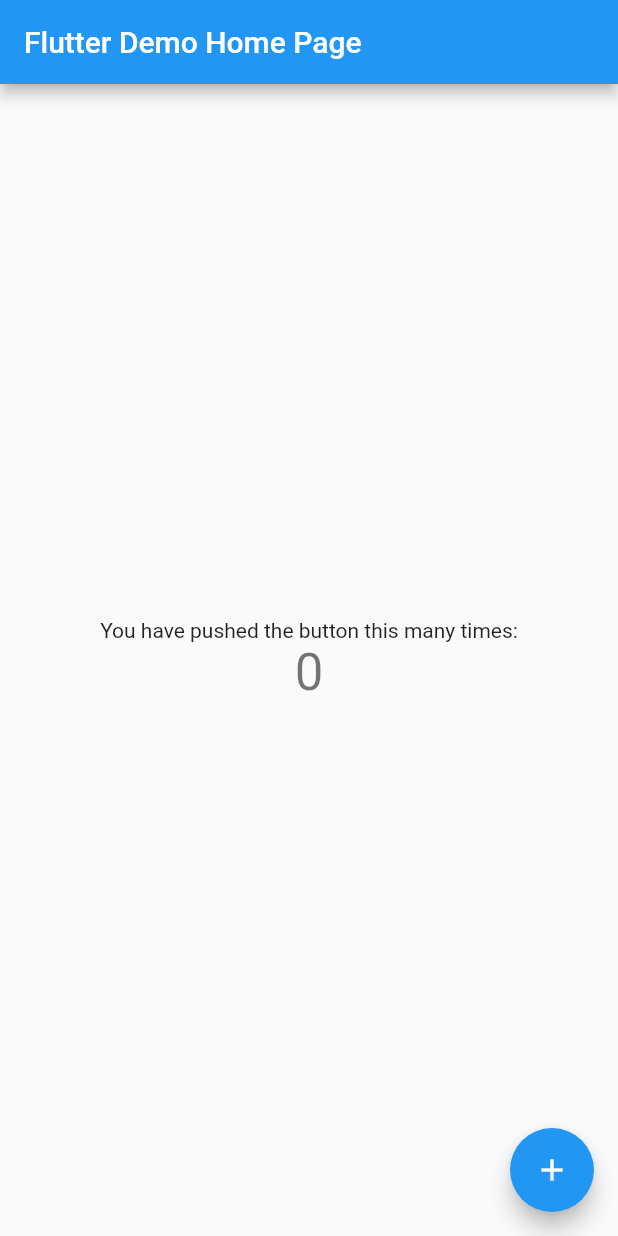
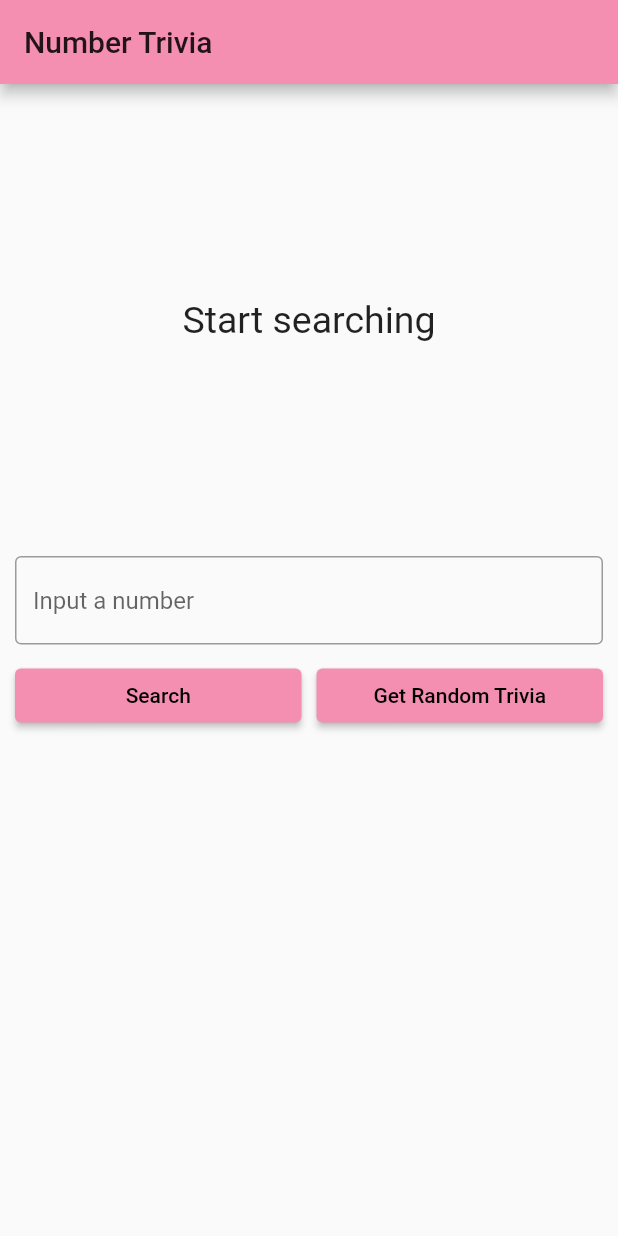
Before and after one commit to Qabbout/clean-architecture-tdd-trivia-app, a Flutter app: the screen it shows after launch, on a phone screen of 412 x 824 dp. Run offline on Flutter 3.47's test engine with Material 2 defaults, Android fonts, the light colour scheme and no system bars; our stand-ins replace bloc, dartz, data_connection_checker, equatable, flutter_bloc, get_it and 1 more.

Commit message:
add number trivia page

```diff
--- /dev/null
+++ b/lib/features/number_trivia/presentation/pages/number_trivia_page.dart
@@ -0,0 +1,54 @@
+import 'package:clean_arch_tdd_trivia_app/features/number_trivia/presentation/bloc/number_trivia_bloc.dart';
+import 'package:clean_arch_tdd_trivia_app/features/number_trivia/presentation/widgets/widgets.dart';
+import 'package:clean_arch_tdd_trivia_app/injection_container.dart';
+import 'package:flutter/material.dart';
+import 'package:flutter_bloc/flutter_bloc.dart';
+
+class NumberTriviaPage extends StatelessWidget {
+  const NumberTriviaPage({Key key}) : super(key: key);
+
+  @override
+  Widget build(BuildContext context) {
+    return Scaffold(
+      appBar: AppBar(
+        title: Text('Number Trivia'),
+      ),
+      body: SingleChildScrollView(child: buildBody(context)),
+    );
+  }
+
+  BlocProvider<NumberTriviaBloc> buildBody(BuildContext context) {
+    return BlocProvider(
+      create: (_) => serviceLocator<NumberTriviaBloc>(),
+      child: Center(
+        child: Padding(
+          padding: const EdgeInsets.all(10.0),
+          child: Column(
+            children: [
+              SizedBox(height: 10.0),
+              BlocBuilder<NumberTriviaBloc, NumberTriviaState>(
+                builder: (context, state) {
+                  if (state is Empty) {
+                    return MessageDisplay(message: "Start searching");
+                  } else if (state is Loading) {
+                    return LoadingWidget();
+                  } else if (state is Loaded) {
+                    return TriviaDisplay(numberTrivia: state.trivia);
+                  } else if (state is Error)
+                    return MessageDisplay(message: state.message);
+                  return Container(
+                      height: MediaQuery.of(context).size.height / 3,
+                      child: null);
+                },
+              ),
+              SizedBox(
+                height: 20.0,
+              ),
+              TriviaControls()
+            ],
+          ),
+        ),
+      ),
+    );
+  }
+}
--- a/lib/main.dart
+++ b/lib/main.dart
@@ -1,113 +1,23 @@
+import 'package:clean_arch_tdd_trivia_app/features/number_trivia/presentation/pages/number_trivia_page.dart';
 import 'package:flutter/material.dart';
+import 'injection_container.dart' as di;
 
-void main() {
+void main() async {
+  WidgetsFlutterBinding.ensureInitialized();
+  await di.init();
   runApp(MyApp());
 }
 
 class MyApp extends StatelessWidget {
-  // This widget is the root of your application.
   @override
   Widget build(BuildContext context) {
     return MaterialApp(
-      title: 'Flutter Demo',
+      title: 'Number Trivia',
       theme: ThemeData(
-        // This is the theme of your application.
-        //
-        // Try running your application with "flutter run". You'll see the
-        // application has a blue toolbar. Then, without quitting the app, try
-        // changing the primarySwatch below to Colors.green and then invoke
-        // "hot reload" (press "r" in the console where you ran "flutter run",
-        // or simply save your changes to "hot reload" in a Flutter IDE).
-        // Notice that the counter didn't reset back to zero; the application
-        // is not restarted.
-        primarySwatch: Colors.blue,
+        primaryColor: Colors.pink[200],
+        accentColor: Colors.pink[100],
       ),
-      home: MyHomePage(title: 'Flutter Demo Home Page'),
+      home: NumberTriviaPage(),
     );
   }
 }
-
-class MyHomePage extends StatefulWidget {
-  MyHomePage({Key key, this.title}) : super(key: key);
-
-  // This widget is the home page of your application. It is stateful, meaning
-  // that it has a State object (defined below) that contains fields that affect
-  // how it looks.
-
-  // This class is the configuration for the state. It holds the values (in this
-  // case the title) provided by the parent (in this case the App widget) and
-  // used by the build method of the State. Fields in a Widget subclass are
-  // always marked "final".
-
-  final String title;
-
-  @override
-  _MyHomePageState createState() => _MyHomePageState();
-}
-
-class _MyHomePageState extends State<MyHomePage> {
-  int _counter = 0;
-
-  void _incrementCounter() {
-    setState(() {
-      // This call to setState tells the Flutter framework that something has
-      // changed in this State, which causes it to rerun the build method below
-      // so that the display can reflect the updated values. If we changed
-      // _counter without calling setState(), then the build method would not be
-      // called again, and so nothing would appear to happen.
-      _counter++;
-    });
-  }
-
-  @override
-  Widget build(BuildContext context) {
-    // This method is rerun every time setState is called, for instance as done
-    // by the _incrementCounter method above.
-    //
-    // The Flutter framework has been optimized to make rerunning build methods
-    // fast, so that you can just rebuild anything that needs updating rather
-    // than having to individually change instances of widgets.
-    return Scaffold(
-      appBar: AppBar(
-        // Here we take the value from the MyHomePage object that was created by
-        // the App.build method, and use it to set our appbar title.
-        title: Text(widget.title),
-      ),
-      body: Center(
-        // Center is a layout widget. It takes a single child and positions it
-        // in the middle of the parent.
-        child: Column(
-          // Column is also a layout widget. It takes a list of children and
-          // arranges them vertically. By default, it sizes itself to fit its
-          // children horizontally, and tries to be as tall as its parent.
-          //
-          // Invoke "debug painting" (press "p" in the console, choose the
-          // "Toggle Debug Paint" action from the Flutter Inspector in Android
-          // Studio, or the "Toggle Debug Paint" command in Visual Studio Code)
-          // to see the wireframe for each widget.
-          //
-          // Column has various properties to control how it sizes itself and
-          // how it positions its children. Here we use mainAxisAlignment to
-          // center the children vertically; the main axis here is the vertical
-          // axis because Columns are vertical (the cross axis would be
-          // horizontal).
-          mainAxisAlignment: MainAxisAlignment.center,
-          children: <Widget>[
-            Text(
-              'You have pushed the button this many times:',
-            ),
-            Text(
-              '$_counter',
-              style: Theme.of(context).textTheme.headline4,
-            ),
-          ],
-        ),
-      ),
-      floatingActionButton: FloatingActionButton(
-        onPressed: _incrementCounter,
-        tooltip: 'Increment',
-        child: Icon(Icons.add),
-      ), // This trailing comma makes auto-formatting nicer for build methods.
-    );
-  }
-}
```
